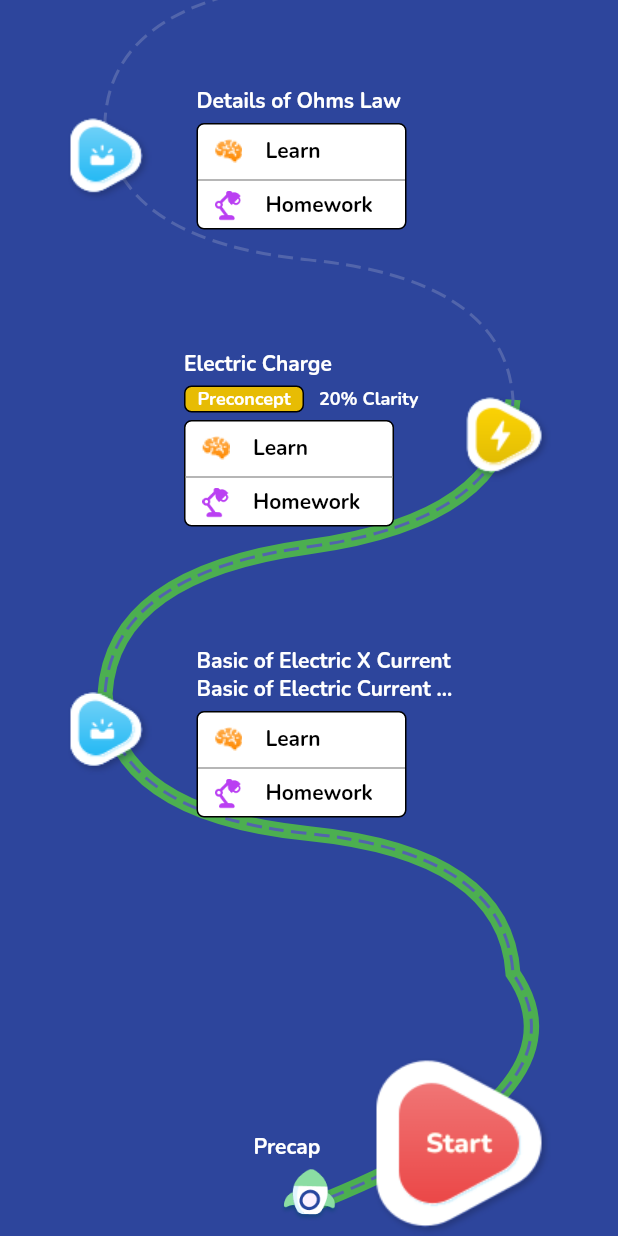
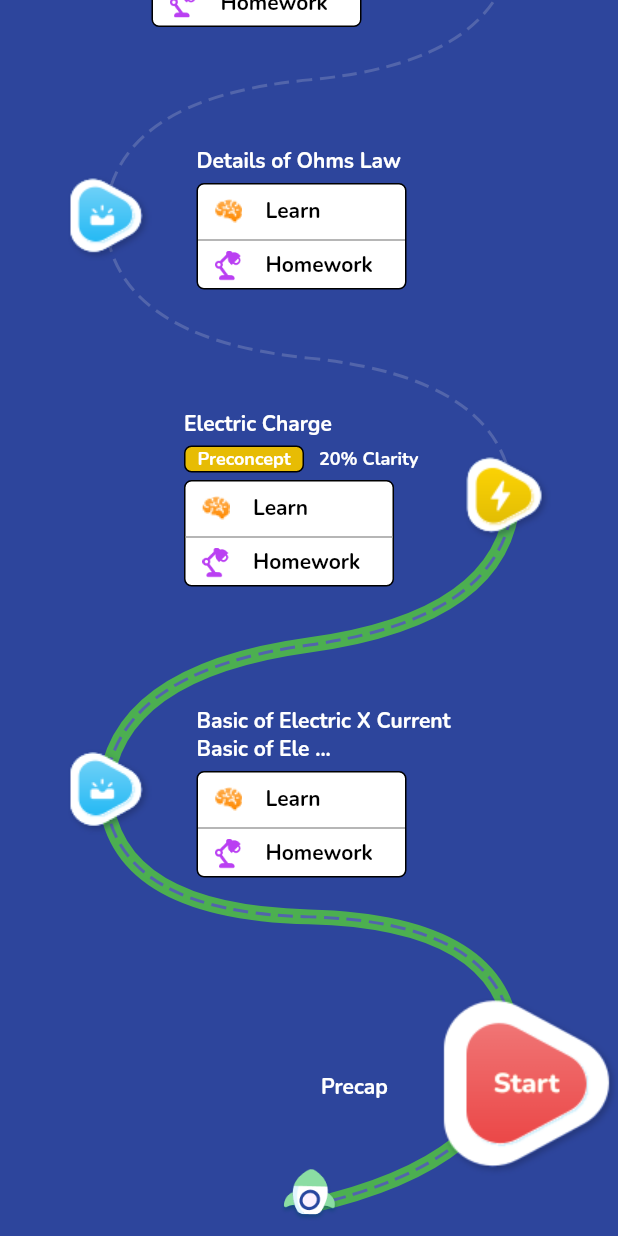
Before and after one commit to mg7237/flutter_draw, a Flutter app: the screen it shows after launch, on a phone screen of 412 x 824 dp. Run offline on Flutter 3.47's test engine with Material 2 defaults, Android fonts, the phone set to English and light mode, and no system bars; our stand-ins replace path_drawing, percent_indicator.

Commit message:
Roadmap complete

```diff
--- a/lib/main.dart
+++ b/lib/main.dart
@@ -17,7 +17,7 @@ List<Milestone> milestones = []; // All milestones array check Milestone Model
 // Milestone image size (IconSize) is within a square container
 const kIconSize = 50.0;
 
-int numberOfMilestones = 0; // Current Milestone number
+int numberOfMilestones = 0; // Total number of milestones
 
 double kLineHeight = 20.0; // Used for card dimensions
 
@@ -27,8 +27,6 @@ const kCardDistance =
 double heightGap = 80.0; // Left, Right milestone height difference
 
 late Widget card; // Common card for all milestone which need card
-
-int kMaxTitleLength = 30; // Title Length
 
 TextStyle kTextStyle = const TextStyle(
     fontFamily: 'Nunito',
@@ -58,7 +56,8 @@ class AnimatedPath extends StatefulWidget {
 class _AnimatedPathState extends State<AnimatedPath>
     with SingleTickerProviderStateMixin {
   late AnimationController _controller;
-  bool init = true;
+  bool init =
+      true; // To avoid drawing paths before milestone widgets are layed out
   Size size = const Size(0, 0);
   double totalHeight =
       0; // Canvas height = Sum of all milestone heights in above array
@@ -81,8 +80,8 @@ class _AnimatedPathState extends State<AnimatedPath>
 
     String title = milestones[milestoneNumberLocal].title;
     if ((milestones[milestoneNumberLocal].title) != '' &&
-        milestones[milestoneNumberLocal].title.length > 55) {
-      title = title.substring(0, 53) + ' ...';
+        milestones[milestoneNumberLocal].title.length > 40) {
+      title = title.substring(0, 40) + ' ...';
     }
 
     switch (milestones[milestoneNumberLocal].type) {
@@ -178,7 +177,6 @@ class _AnimatedPathState extends State<AnimatedPath>
     SizedBox dataDistanceBox = const SizedBox(width: kCardDistance);
     columnWidgets = [];
     rowKeys = [];
-
     for (int i = 0; i < milestones.length; i++) {
       late Widget row;
       Widget milestoneData = milestoneInformation(i);
@@ -200,12 +198,8 @@ class _AnimatedPathState extends State<AnimatedPath>
         // Odd milestone = Icon on right of UI
         if (i == 0) {
           row = Column(
-            mainAxisAlignment: MainAxisAlignment.center,
             key: rowKey,
             children: [
-              Container(
-                height: 80,
-              ),
               Row(
                   mainAxisAlignment: MainAxisAlignment.end,
                   crossAxisAlignment: CrossAxisAlignment.center,
@@ -214,8 +208,10 @@ class _AnimatedPathState extends State<AnimatedPath>
                     dataDistanceBox,
                     Image(
                         image: AssetImage('assets/${milestones[i].type}.png')),
-                    widthBox
                   ]),
+              SizedBox(
+                height: heightGap / 2,
+              )
             ],
           );
         } else {
@@ -512,12 +508,32 @@ Path extractPathUntilLength(
   return path;
 }
 
+Path _createAnyPath(Size size, int drawTill) {
+  double prevHeight = size.height + heightGap;
+  double firstMilestoneHeight =
+      prevHeight - heightGap - ((milestones[0].height ?? 0) / 2);
+
+  Path path = Path()
+    ..moveTo(size.width / 2, prevHeight)
+    ..quadraticBezierTo(
+        size.width - kControlPoint - 30,
+        firstMilestoneHeight + heightGap,
+        size.width - kControlPoint - ((kIconSize) / 2),
+        firstMilestoneHeight);
+  prevHeight = firstMilestoneHeight;
+  for (int i = 1; i < drawTill; i++) {
+    path = _pathToNextMilestone(prevHeight, size.width, path, i);
+    prevHeight -= (heightGap +
+        ((milestones[i].height ?? 0) / 2) +
+        ((milestones[i - 1].height ?? 0) / 2));
+  }
+
+  return path;
+}
+
 Path _pathToNextMilestone(
     double prevHeight, double width, Path pathIn, int currentMilestone) {
   double offsetHeight = 80;
-  // (currentMilestone == 1)
-  //     ? 40 // adjusted to 40 for 1st milestone for smoother roadmap
-  //     : 80;
   double offsetWidth = 30;
   double adjustIcon = kIconSize / 2;
   double heightTop = prevHeight -
@@ -528,7 +544,7 @@ Path _pathToNextMilestone(
   double heightMid = prevHeight - ((prevHeight - heightTop) / 2);
 
   if ((currentMilestone / 2) != (currentMilestone ~/ 2)) {
-    // Current Milestone on left
+    // Next Milestone on left
 
     pathIn
       ..quadraticBezierTo(width - kControlPoint - offsetWidth,
@@ -536,7 +552,7 @@ Path _pathToNextMilestone(
       ..quadraticBezierTo(kControlPoint + offsetWidth, heightTop + offsetHeight,
           kControlPoint + adjustIcon, heightTop);
   } else {
-    // Milestone on right
+    // Next Milestone on right
     pathIn
       ..quadraticBezierTo(kControlPoint + offsetWidth,
           prevHeight - offsetHeight, width / 2, heightMid)
@@ -547,29 +563,6 @@ Path _pathToNextMilestone(
           heightTop);
   }
   return pathIn;
-}
-
-Path _createAnyPath(Size size, int drawTill) {
-  double firstMilestoneHeight = size.height - ((kIconSize * 3) / 2);
-  Path path = Path()
-    ..moveTo(size.width / 2, size.height + heightGap)
-    ..quadraticBezierTo(
-        size.width - kControlPoint + 30,
-        firstMilestoneHeight + heightGap,
-        size.width - kControlPoint - ((kIconSize) / 2),
-        firstMilestoneHeight);
-
-//  ..quadraticBezierTo(width - kControlPoint - offsetWidth,
-//           prevHeight - offsetHeight, width / 2, heightMid)
-  double prevHeight = firstMilestoneHeight;
-  for (int i = 1; i < drawTill; i++) {
-    path = _pathToNextMilestone(prevHeight, size.width, path, i);
-    prevHeight -= (heightGap +
-        ((milestones[i].height ?? 0) / 2) +
-        ((milestones[i - 1].height ?? 0) / 2));
-  }
-
-  return path;
 }
 
 void main() {
```
